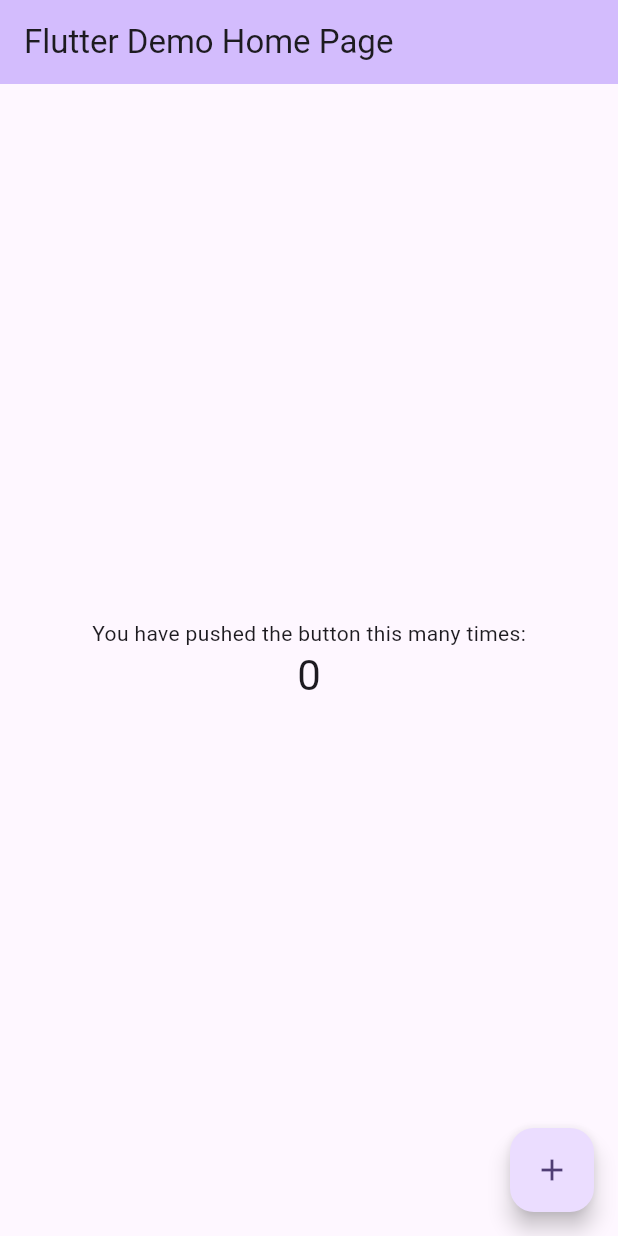
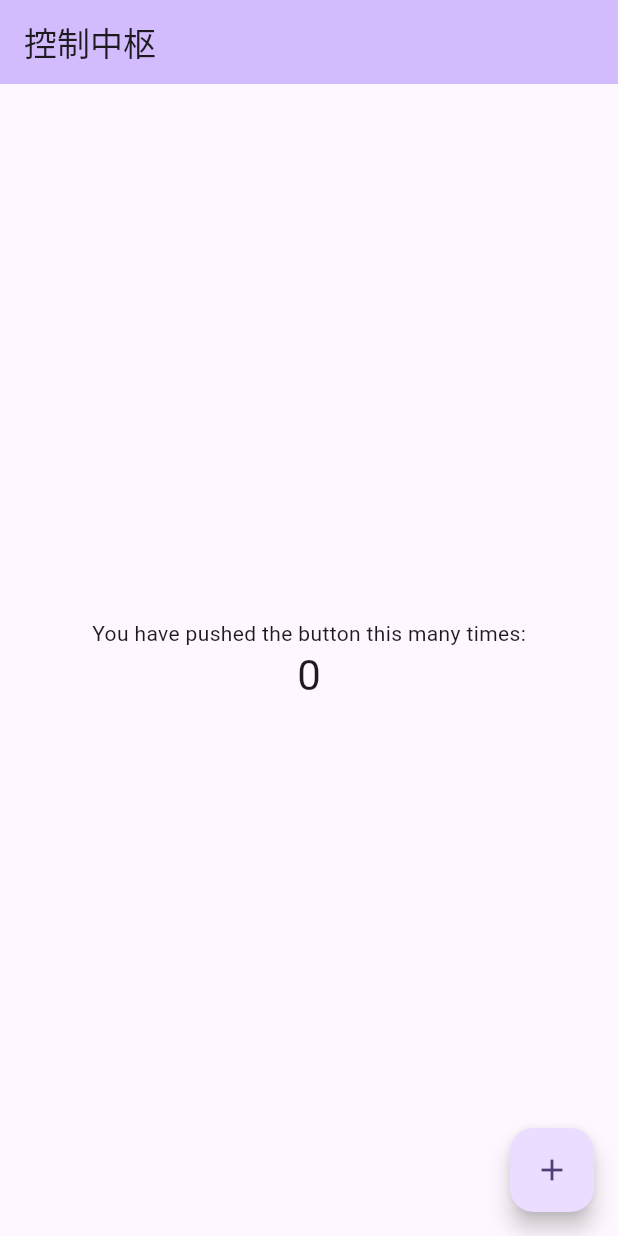
Before and after one commit to EatFans/homelab-console, a Flutter app: the screen it shows after launch, on a phone screen of 412 x 824 dp. Run offline on Flutter 3.47's test engine with Material 3 defaults, Android fonts, the phone set to English and light mode, and no system bars.

Commit message:
docs(project): 更新项目文档和应用标题
- 将主 README.md 从 HomeLab Console 重命名为 HomeLab
- 添加项目组成表格，说明 Hub 和 Panel 的职责
- 更新仓库结构说明，添加运行指南
- 修改应用标题为'控制中枢'
- 更新 app/README.md 为中文说明
- 删除 Flutter 示例注释代码
- 移除示例计数器界面的冗余注释

```diff
--- a/app/lib/main.dart
+++ b/app/lib/main.dart
@@ -13,40 +13,15 @@ class MyApp extends StatelessWidget {
     return MaterialApp(
       title: 'Flutter Demo',
       theme: ThemeData(
-        // This is the theme of your application.
-        //
-        // TRY THIS: Try running your application with "flutter run". You'll see
-        // the application has a purple toolbar. Then, without quitting the app,
-        // try changing the seedColor in the colorScheme below to Colors.green
-        // and then invoke "hot reload" (save your changes or press the "hot
-        // reload" button in a Flutter-supported IDE, or press "r" if you used
-        // the command line to start the app).
-        //
-        // Notice that the counter didn't reset back to zero; the application
-        // state is not lost during the reload. To reset the state, use hot
-        // restart instead.
-        //
-        // This works for code too, not just values: Most code changes can be
-        // tested with just a hot reload.
         colorScheme: ColorScheme.fromSeed(seedColor: Colors.deepPurple),
       ),
-      home: const MyHomePage(title: 'Flutter Demo Home Page'),
+      home: const MyHomePage(title: '控制中枢'),
     );
   }
 }
 
 class MyHomePage extends StatefulWidget {
   const MyHomePage({super.key, required this.title});
-
-  // This widget is the home page of your application. It is stateful, meaning
-  // that it has a State object (defined below) that contains fields that affect
-  // how it looks.
-
-  // This class is the configuration for the state. It holds the values (in this
-  // case the title) provided by the parent (in this case the App widget) and
-  // used by the build method of the State. Fields in a Widget subclass are
-  // always marked "final".
-
   final String title;
 
   @override
@@ -58,50 +33,19 @@ class _MyHomePageState extends State<MyHomePage> {
 
   void _incrementCounter() {
     setState(() {
-      // This call to setState tells the Flutter framework that something has
-      // changed in this State, which causes it to rerun the build method below
-      // so that the display can reflect the updated values. If we changed
-      // _counter without calling setState(), then the build method would not be
-      // called again, and so nothing would appear to happen.
       _counter++;
     });
   }
 
   @override
   Widget build(BuildContext context) {
-    // This method is rerun every time setState is called, for instance as done
-    // by the _incrementCounter method above.
-    //
-    // The Flutter framework has been optimized to make rerunning build methods
-    // fast, so that you can just rebuild anything that needs updating rather
-    // than having to individually change instances of widgets.
     return Scaffold(
       appBar: AppBar(
-        // TRY THIS: Try changing the color here to a specific color (to
-        // Colors.amber, perhaps?) and trigger a hot reload to see the AppBar
-        // change color while the other colors stay the same.
         backgroundColor: Theme.of(context).colorScheme.inversePrimary,
-        // Here we take the value from the MyHomePage object that was created by
-        // the App.build method, and use it to set our appbar title.
         title: Text(widget.title),
       ),
       body: Center(
-        // Center is a layout widget. It takes a single child and positions it
-        // in the middle of the parent.
         child: Column(
-          // Column is also a layout widget. It takes a list of children and
-          // arranges them vertically. By default, it sizes itself to fit its
-          // children horizontally, and tries to be as tall as its parent.
-          //
-          // Column has various properties to control how it sizes itself and
-          // how it positions its children. Here we use mainAxisAlignment to
-          // center the children vertically; the main axis here is the vertical
-          // axis because Columns are vertical (the cross axis would be
-          // horizontal).
-          //
-          // TRY THIS: Invoke "debug painting" (choose the "Toggle Debug Paint"
-          // action in the IDE, or press "p" in the console), to see the
-          // wireframe for each widget.
           mainAxisAlignment: MainAxisAlignment.center,
           children: <Widget>[
             const Text('You have pushed the button this many times:'),
```
Also changed, not shown: 2 other files.
